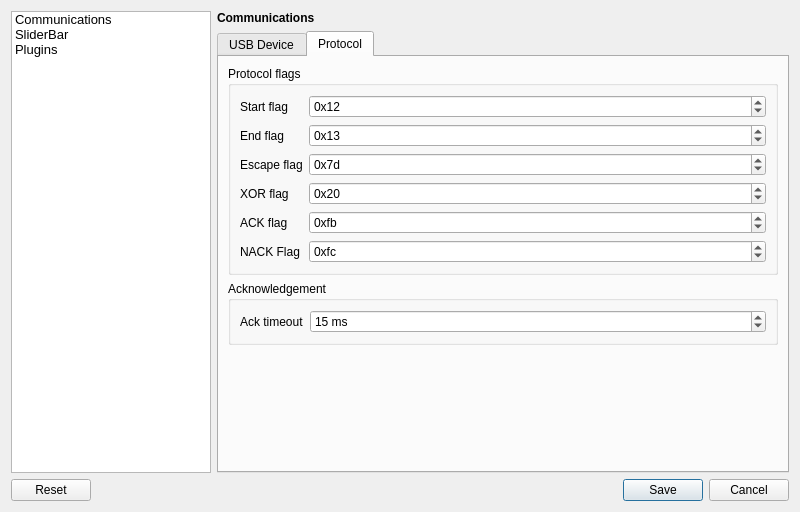
Above: source/desktop/sliderbar/settingsdialog.ui from azais-corentin/SliderBar before the change. Below: the same form after it.
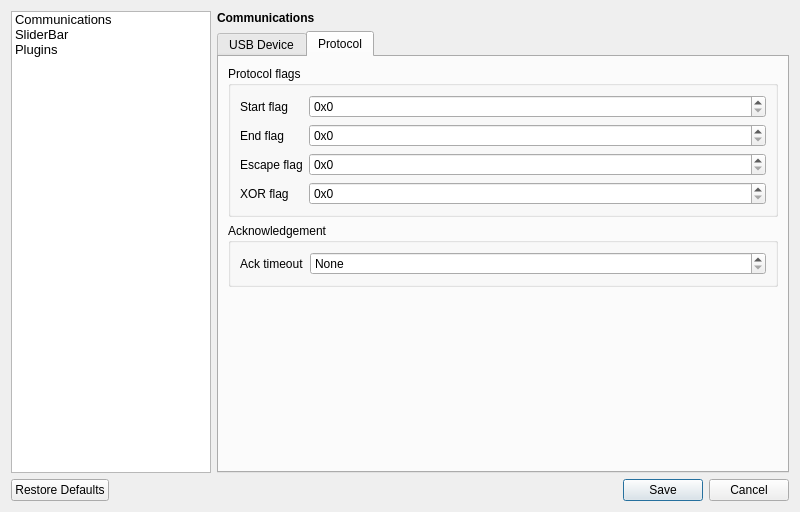
That is the form after the change. The open tabs and pages were chosen to show the change.

Commit message: Move SliderBar settings to its own class and handle connection properly

```diff
--- a/source/desktop/sliderbar/settingsdialog.ui
+++ b/source/desktop/sliderbar/settingsdialog.ui
@@ -122,9 +122,6 @@
                 <property name="maximum">
                  <number>255</number>
                 </property>
-                <property name="value">
-                 <number>18</number>
-                </property>
                 <property name="displayIntegerBase">
                  <number>16</number>
                 </property>
@@ -145,9 +142,6 @@
                 <property name="maximum">
                  <number>255</number>
                 </property>
-                <property name="value">
-                 <number>19</number>
-                </property>
                 <property name="displayIntegerBase">
                  <number>16</number>
                 </property>
@@ -168,9 +162,6 @@
                 <property name="maximum">
                  <number>255</number>
                 </property>
-                <property name="value">
-                 <number>125</number>
-                </property>
                 <property name="displayIntegerBase">
                  <number>16</number>
                 </property>
@@ -188,57 +179,11 @@
                 <property name="prefix">
                  <string>0x</string>
                 </property>
-                <property name="maximum">
-                 <number>255</number>
-                </property>
-                <property name="value">
-                 <number>32</number>
-                </property>
-                <property name="displayIntegerBase">
-                 <number>16</number>
-                </property>
-               </widget>
-              </item>
-              <item row="4" column="0">
-               <widget class="QLabel" name="lACKFlag">
-                <property name="text">
-                 <string>ACK flag</string>
-                </property>
-               </widget>
-              </item>
-              <item row="4" column="1">
-               <widget class="QSpinBox" name="eACKFlag">
                 <property name="prefix">
                  <string>0x</string>
                 </property>
                 <property name="maximum">
                  <number>255</number>
-                </property>
-                <property name="value">
-                 <number>251</number>
-                </property>
-                <property name="displayIntegerBase">
-                 <number>16</number>
-                </property>
-               </widget>
-              </item>
-              <item row="5" column="0">
-               <widget class="QLabel" name="lNACKFlag">
-                <property name="text">
-                 <string>NACK Flag</string>
-                </property>
-               </widget>
-              </item>
-              <item row="5" column="1">
-               <widget class="QSpinBox" name="eNACKFlag">
-                <property name="prefix">
-                 <string>0x</string>
-                </property>
-                <property name="maximum">
-                 <number>255</number>
-                </property>
-                <property name="value">
-                 <number>252</number>
                 </property>
                 <property name="displayIntegerBase">
                  <number>16</number>
@@ -276,18 +221,15 @@
               </item>
               <item row="0" column="1">
                <widget class="QSpinBox" name="eAckTimeOut">
+                <property name="specialValueText">
+                 <string>None</string>
+                </property>
                 <property name="suffix">
                  <string> ms</string>
                 </property>
-                <property name="minimum">
-                 <number>1</number>
-                </property>
                 <property name="maximum">
                  <number>1000</number>
                 </property>
-                <property name="value">
-                 <number>15</number>
-                </property>
                </widget>
               </item>
              </layout>
@@ -574,7 +516,7 @@
       <enum>Qt::Horizontal</enum>
      </property>
      <property name="standardButtons">
-      <set>QDialogButtonBox::Cancel|QDialogButtonBox::Reset|QDialogButtonBox::Save</set>
+      <set>QDialogButtonBox::Cancel|QDialogButtonBox::RestoreDefaults|QDialogButtonBox::Save</set>
      </property>
     </widget>
    </item>
```
Left out of the diff: 28 changed lines with no effect on the pictures. The commit also changes 15 other files.
